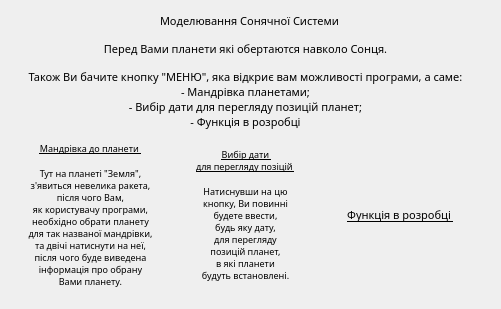
First picture: the form in Syzygy/aboutprogramform.ui, repository maxpe3447/SyZyGy, before the edit.
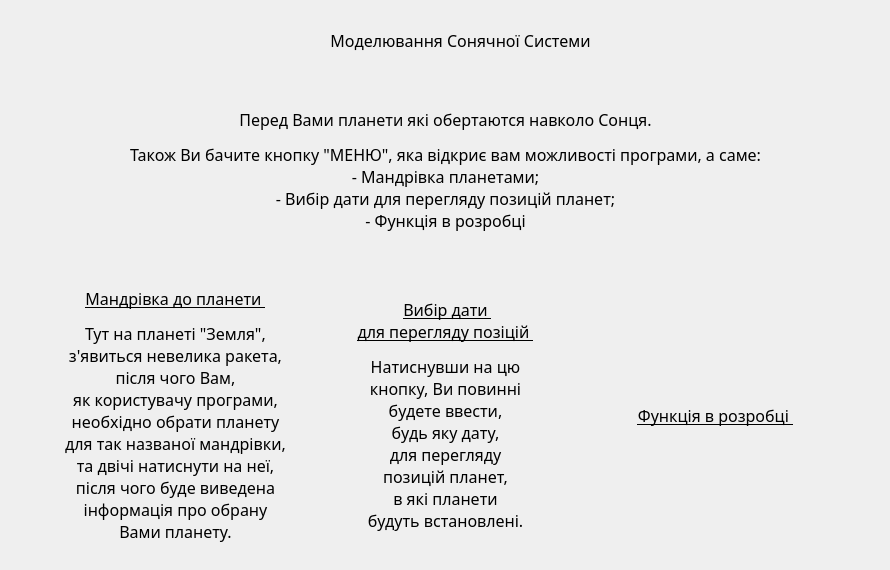
Second picture: the form after the edit. Icons and pictures are not drawn.

The edit to the form file:
```diff
--- a/Syzygy/aboutprogramform.ui
+++ b/Syzygy/aboutprogramform.ui
@@ -6,8 +6,8 @@
    <rect>
     <x>0</x>
     <y>0</y>
-    <width>501</width>
-    <height>309</height>
+    <width>890</width>
+    <height>570</height>
    </rect>
   </property>
   <property name="windowTitle">
@@ -19,10 +19,10 @@
   <widget class="QLabel" name="ltext">
    <property name="geometry">
     <rect>
-     <x>20</x>
-     <y>40</y>
-     <width>451</width>
-     <height>91</height>
+     <x>50</x>
+     <y>90</y>
+     <width>791</width>
+     <height>161</height>
     </rect>
    </property>
    <property name="font">
@@ -33,16 +33,16 @@
     </font>
    </property>
    <property name="text">
-    <string>&lt;html&gt;&lt;head/&gt;&lt;body&gt;&lt;p align=&quot;center&quot;&gt;Перед Вами планети які обертаются навколо Сонця.&lt;/p&gt;&lt;p align=&quot;center&quot;&gt;Також Ви бачите кнопку &amp;quot;МЕНЮ&amp;quot;, яка відкриє вам можливості програми, а саме:&lt;br/&gt;- Мандрівка планетами;&lt;br/&gt;- Вибір дати для перегляду позицій планет;&lt;br/&gt;- Функція в розробці&lt;/p&gt;&lt;/body&gt;&lt;/html&gt;</string>
+    <string>&lt;html&gt;&lt;head/&gt;&lt;body&gt;&lt;p align=&quot;center&quot;&gt;&lt;span style=&quot; font-size:12pt;&quot;&gt;Перед Вами планети які обертаются навколо Сонця.&lt;/span&gt;&lt;/p&gt;&lt;p align=&quot;center&quot;&gt;&lt;span style=&quot; font-size:12pt;&quot;&gt;Також Ви бачите кнопку &amp;quot;МЕНЮ&amp;quot;, яка відкриє вам можливості програми, а саме:&lt;br/&gt;- Мандрівка планетами;&lt;br/&gt;- Вибір дати для перегляду позицій планет;&lt;br/&gt;- Функція в розробці&lt;/span&gt;&lt;/p&gt;&lt;/body&gt;&lt;/html&gt;</string>
    </property>
   </widget>
   <widget class="QLabel" name="lname">
    <property name="geometry">
     <rect>
-     <x>160</x>
-     <y>10</y>
-     <width>181</width>
-     <height>21</height>
+     <x>320</x>
+     <y>20</y>
+     <width>281</width>
+     <height>41</height>
     </rect>
    </property>
    <property name="font">
@@ -52,16 +52,16 @@
     </font>
    </property>
    <property name="text">
-    <string>Моделювання Сонячної Системи</string>
+    <string>&lt;html&gt;&lt;head/&gt;&lt;body&gt;&lt;p align=&quot;center&quot;&gt;&lt;span style=&quot; font-size:12pt;&quot;&gt;Моделювання Сонячної Системи&lt;/span&gt;&lt;/p&gt;&lt;/body&gt;&lt;/html&gt;</string>
    </property>
   </widget>
   <widget class="QLabel" name="ltexttravel">
    <property name="geometry">
     <rect>
-     <x>20</x>
-     <y>140</y>
-     <width>141</width>
-     <height>151</height>
+     <x>60</x>
+     <y>280</y>
+     <width>231</width>
+     <height>271</height>
     </rect>
    </property>
    <property name="font">
@@ -71,35 +71,16 @@
     </font>
    </property>
    <property name="text">
-    <string>&lt;html&gt;&lt;head/&gt;&lt;body&gt;&lt;p align=&quot;center&quot;&gt;&lt;span style=&quot; font-size:7pt; text-decoration: underline;&quot;&gt;Мандрівка до планети &lt;/span&gt;&lt;/p&gt;&lt;p align=&quot;center&quot;&gt;&lt;span style=&quot; font-size:7pt;&quot;&gt;Тут на планеті &amp;quot;Земля&amp;quot;, &lt;br/&gt;з'явиться невелика ракета, &lt;br/&gt;після чого Вам, &lt;br/&gt;як користувачу програми, &lt;br/&gt;необхідно обрати планету &lt;br/&gt;для так названої мандрівки, &lt;br/&gt;та двічі натиснути на неї, &lt;br/&gt;після чого буде виведена &lt;br/&gt;інформація про обрану &lt;br/&gt;Вами планету.&lt;/span&gt;&lt;/p&gt;&lt;/body&gt;&lt;/html&gt;</string>
+    <string>&lt;html&gt;&lt;head/&gt;&lt;body&gt;&lt;p align=&quot;center&quot;&gt;&lt;span style=&quot; font-size:12pt; text-decoration: underline;&quot;&gt;Мандрівка до планети &lt;/span&gt;&lt;/p&gt;&lt;p align=&quot;center&quot;&gt;&lt;span style=&quot; font-size:12pt;&quot;&gt;Тут на планеті &amp;quot;Земля&amp;quot;, &lt;br/&gt;з'явиться невелика ракета, &lt;br/&gt;після чого Вам, &lt;br/&gt;як користувачу програми, &lt;br/&gt;необхідно обрати планету &lt;br/&gt;для так названої мандрівки, &lt;br/&gt;та двічі натиснути на неї, &lt;br/&gt;після чого буде виведена &lt;br/&gt;інформація про обрану &lt;br/&gt;Вами планету.&lt;/span&gt;&lt;/p&gt;&lt;/body&gt;&lt;/html&gt;</string>
    </property>
   </widget>
   <widget class="QLabel" name="ltextdata">
    <property name="geometry">
     <rect>
-     <x>175</x>
-     <y>140</y>
-     <width>141</width>
-     <height>151</height>
-    </rect>
-   </property>
-   <property name="font">
-    <font>
-     <family>Sitka Text</family>
-     <pointsize>8</pointsize>
-    </font>
-   </property>
-   <property name="text">
-    <string>&lt;html&gt;&lt;head/&gt;&lt;body&gt;&lt;p align=&quot;center&quot;&gt;&lt;span style=&quot; font-size:7pt; text-decoration: underline;&quot;&gt;Вибір дати &lt;br/&gt;для перегляду позіцій &lt;/span&gt;&lt;/p&gt;&lt;p align=&quot;center&quot;&gt;&lt;span style=&quot; font-size:7pt;&quot;&gt;Натиснувши на цю &lt;br/&gt;кнопку, Ви повинні &lt;br/&gt;будете ввести, &lt;br/&gt;будь яку дату, &lt;br/&gt;для перегляду &lt;br/&gt;позицій планет, &lt;br/&gt;в які планети &lt;br/&gt;будуть встановлені.&lt;/span&gt;&lt;/p&gt;&lt;/body&gt;&lt;/html&gt;</string>
-   </property>
-  </widget>
-  <widget class="QLabel" name="ltextfunc">
-   <property name="geometry">
-    <rect>
      <x>330</x>
-     <y>140</y>
-     <width>141</width>
-     <height>151</height>
+     <y>280</y>
+     <width>231</width>
+     <height>271</height>
     </rect>
    </property>
    <property name="font">
@@ -109,7 +90,26 @@
     </font>
    </property>
    <property name="text">
-    <string>&lt;html&gt;&lt;head/&gt;&lt;body&gt;&lt;p align=&quot;center&quot;&gt;&lt;span style=&quot; text-decoration: underline;&quot;&gt;  Функція в розробці  &lt;/span&gt;&lt;/p&gt;&lt;/body&gt;&lt;/html&gt;</string>
+    <string>&lt;html&gt;&lt;head/&gt;&lt;body&gt;&lt;p align=&quot;center&quot;&gt;&lt;span style=&quot; font-size:12pt; text-decoration: underline;&quot;&gt;Вибір дати &lt;br/&gt;для перегляду позіцій &lt;/span&gt;&lt;/p&gt;&lt;p align=&quot;center&quot;&gt;&lt;span style=&quot; font-size:12pt;&quot;&gt;Натиснувши на цю &lt;br/&gt;кнопку, Ви повинні &lt;br/&gt;будете ввести, &lt;br/&gt;будь яку дату, &lt;br/&gt;для перегляду &lt;br/&gt;позицій планет, &lt;br/&gt;в які планети &lt;br/&gt;будуть встановлені.&lt;/span&gt;&lt;/p&gt;&lt;/body&gt;&lt;/html&gt;</string>
+   </property>
+  </widget>
+  <widget class="QLabel" name="ltextfunc">
+   <property name="geometry">
+    <rect>
+     <x>600</x>
+     <y>280</y>
+     <width>231</width>
+     <height>271</height>
+    </rect>
+   </property>
+   <property name="font">
+    <font>
+     <family>Sitka Text</family>
+     <pointsize>8</pointsize>
+    </font>
+   </property>
+   <property name="text">
+    <string>&lt;html&gt;&lt;head/&gt;&lt;body&gt;&lt;p align=&quot;center&quot;&gt;&lt;span style=&quot; font-size:12pt; text-decoration: underline;&quot;&gt;Функція в розробці &lt;/span&gt;&lt;/p&gt;&lt;/body&gt;&lt;/html&gt;</string>
    </property>
   </widget>
  </widget>
```
